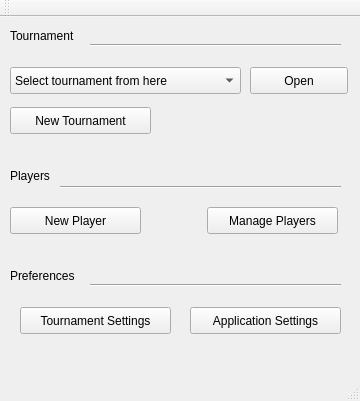
Old version of the form mainwindow.ui in the repository Paimen/Tourney-Keeper.
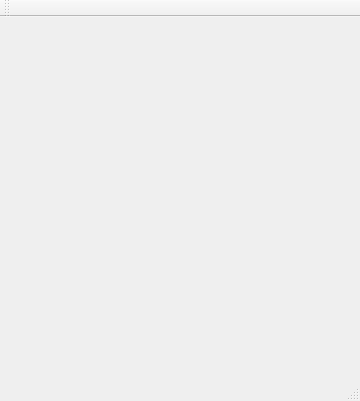
New version of the form.

Commit message: changed start view to form

Patch:
```diff
--- a/mainwindow.ui
+++ b/mainwindow.ui
@@ -13,185 +13,7 @@
   <property name="windowTitle">
    <string>Tourney Keeper</string>
   </property>
-  <widget class="QWidget" name="centralWidget">
-   <widget class="QComboBox" name="comboboxTourneyPicker">
-    <property name="geometry">
-     <rect>
-      <x>10</x>
-      <y>50</y>
-      <width>231</width>
-      <height>27</height>
-     </rect>
-    </property>
-    <property name="contextMenuPolicy">
-     <enum>Qt::DefaultContextMenu</enum>
-    </property>
-    <property name="editable">
-     <bool>false</bool>
-    </property>
-    <item>
-     <property name="text">
-      <string>Select tournament from here</string>
-     </property>
-    </item>
-   </widget>
-   <widget class="QLabel" name="label">
-    <property name="geometry">
-     <rect>
-      <x>10</x>
-      <y>10</y>
-      <width>91</width>
-      <height>17</height>
-     </rect>
-    </property>
-    <property name="text">
-     <string>Tournament</string>
-    </property>
-   </widget>
-   <widget class="Line" name="line">
-    <property name="geometry">
-     <rect>
-      <x>90</x>
-      <y>20</y>
-      <width>251</width>
-      <height>16</height>
-     </rect>
-    </property>
-    <property name="orientation">
-     <enum>Qt::Horizontal</enum>
-    </property>
-   </widget>
-   <widget class="QPushButton" name="buttonOpenTourney">
-    <property name="geometry">
-     <rect>
-      <x>250</x>
-      <y>50</y>
-      <width>98</width>
-      <height>27</height>
-     </rect>
-    </property>
-    <property name="text">
-     <string>Open</string>
-    </property>
-   </widget>
-   <widget class="QPushButton" name="buttonNewTournament">
-    <property name="geometry">
-     <rect>
-      <x>10</x>
-      <y>90</y>
-      <width>141</width>
-      <height>27</height>
-     </rect>
-    </property>
-    <property name="text">
-     <string>New Tournament</string>
-    </property>
-   </widget>
-   <widget class="QLabel" name="playersLabel">
-    <property name="geometry">
-     <rect>
-      <x>10</x>
-      <y>150</y>
-      <width>66</width>
-      <height>17</height>
-     </rect>
-    </property>
-    <property name="text">
-     <string>Players</string>
-    </property>
-   </widget>
-   <widget class="QLabel" name="prefrencesLabel">
-    <property name="geometry">
-     <rect>
-      <x>10</x>
-      <y>250</y>
-      <width>91</width>
-      <height>17</height>
-     </rect>
-    </property>
-    <property name="text">
-     <string>Preferences</string>
-    </property>
-   </widget>
-   <widget class="Line" name="line_2">
-    <property name="geometry">
-     <rect>
-      <x>60</x>
-      <y>160</y>
-      <width>281</width>
-      <height>21</height>
-     </rect>
-    </property>
-    <property name="orientation">
-     <enum>Qt::Horizontal</enum>
-    </property>
-   </widget>
-   <widget class="Line" name="line_3">
-    <property name="geometry">
-     <rect>
-      <x>90</x>
-      <y>260</y>
-      <width>251</width>
-      <height>16</height>
-     </rect>
-    </property>
-    <property name="orientation">
-     <enum>Qt::Horizontal</enum>
-    </property>
-   </widget>
-   <widget class="QPushButton" name="buttonNewPlayer">
-    <property name="geometry">
-     <rect>
-      <x>10</x>
-      <y>190</y>
-      <width>131</width>
-      <height>27</height>
-     </rect>
-    </property>
-    <property name="text">
-     <string>New Player</string>
-    </property>
-   </widget>
-   <widget class="QPushButton" name="buttonManagePlayers">
-    <property name="geometry">
-     <rect>
-      <x>207</x>
-      <y>190</y>
-      <width>131</width>
-      <height>27</height>
-     </rect>
-    </property>
-    <property name="text">
-     <string>Manage Players</string>
-    </property>
-   </widget>
-   <widget class="QPushButton" name="buttonTournamentSettings">
-    <property name="geometry">
-     <rect>
-      <x>20</x>
-      <y>290</y>
-      <width>151</width>
-      <height>27</height>
-     </rect>
-    </property>
-    <property name="text">
-     <string>Tournament Settings</string>
-    </property>
-   </widget>
-   <widget class="QPushButton" name="buttonApplicationSettings">
-    <property name="geometry">
-     <rect>
-      <x>190</x>
-      <y>290</y>
-      <width>151</width>
-      <height>27</height>
-     </rect>
-    </property>
-    <property name="text">
-     <string>Application Settings</string>
-    </property>
-   </widget>
-  </widget>
+  <widget class="QWidget" name="centralWidget"/>
   <widget class="QMenuBar" name="menuBar">
    <property name="geometry">
     <rect>
```
The commit also changes 6 other files.
